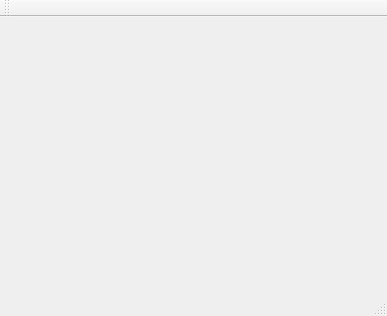
pkubatrh/maraton0, file PernikovaChaloupka/mainwindow.ui: the form before one commit.
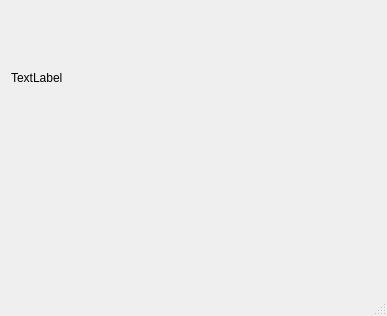
The form after the commit. Custom widgets are drawn as their Qt base class.

Commit message: Added clickable labels. Added window for children display.

```diff
--- a/PernikovaChaloupka/mainwindow.ui
+++ b/PernikovaChaloupka/mainwindow.ui
@@ -15,43 +15,44 @@
   </property>
   <widget class="QWidget" name="centralWidget">
    <layout class="QGridLayout" name="gridLayout">
-    <item row="0" column="1">
-     <widget class="QLabel" name="label2">
+    <item row="2" column="0">
+     <widget class="ClickableLabel" name="label">
       <property name="text">
        <string/>
       </property>
      </widget>
     </item>
-    <item row="0" column="0">
-     <widget class="QLabel" name="label">
+    <item row="2" column="1">
+     <widget class="ClickableLabel" name="label2">
       <property name="text">
        <string/>
       </property>
      </widget>
     </item>
+    <item row="1" column="0" colspan="2">
+     <widget class="QLabel" name="label3">
+      <property name="text">
+       <string>TextLabel</string>
+      </property>
+     </widget>
+    </item>
    </layout>
   </widget>
-  <widget class="QMenuBar" name="menuBar">
-   <property name="geometry">
-    <rect>
-     <x>0</x>
-     <y>0</y>
-     <width>387</width>
-     <height>23</height>
-    </rect>
-   </property>
-  </widget>
-  <widget class="QToolBar" name="mainToolBar">
-   <attribute name="toolBarArea">
-    <enum>TopToolBarArea</enum>
-   </attribute>
-   <attribute name="toolBarBreak">
+  <widget class="QStatusBar" name="statusBar">
+   <property name="enabled">
     <bool>false</bool>
-   </attribute>
+   </property>
   </widget>
   <widget class="QStatusBar" name="statusBar"/>
  </widget>
  <layoutdefault spacing="6" margin="11"/>
+ <customwidgets>
+  <customwidget>
+   <class>ClickableLabel</class>
+   <extends>QLabel</extends>
+   <header>clickablelabel.h</header>
+  </customwidget>
+ </customwidgets>
  <resources/>
  <connections/>
 </ui>
```
Left out of the diff: 1 changed line with no effect on the pictures. The commit also changes 10 other files.
